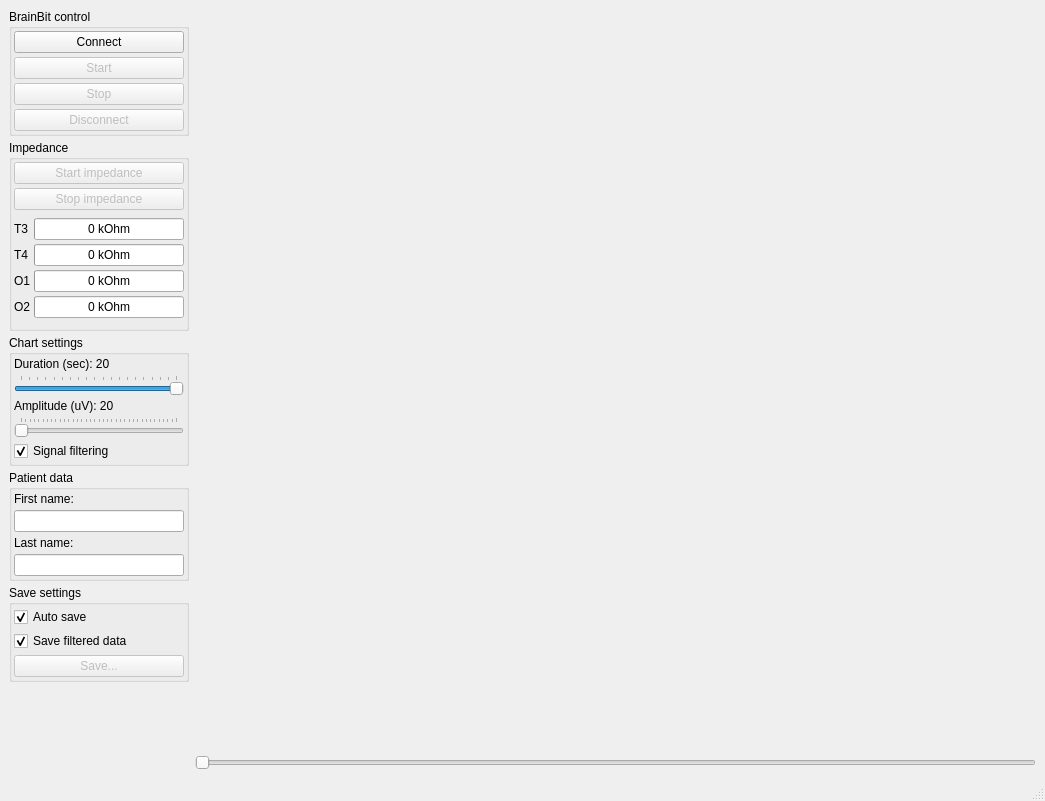
ZarkSPb/BB_Python, file UI/mainwindow.ui: the form before one commit.
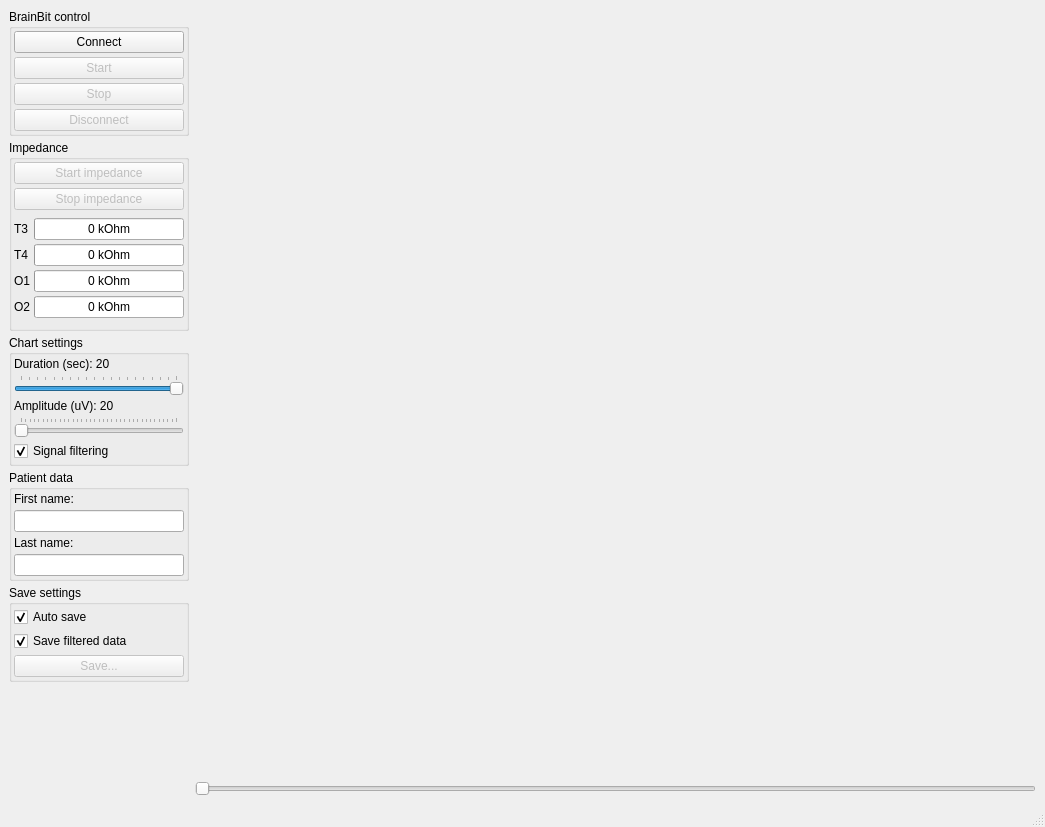
The form after the commit.

Patch:
```diff
--- a/UI/mainwindow.ui
+++ b/UI/mainwindow.ui
@@ -7,7 +7,7 @@
     <x>0</x>
     <y>0</y>
     <width>1045</width>
-    <height>801</height>
+    <height>827</height>
    </rect>
   </property>
   <property name="windowTitle">
```
Left out of the diff: 36 changed lines with no effect on the pictures.
